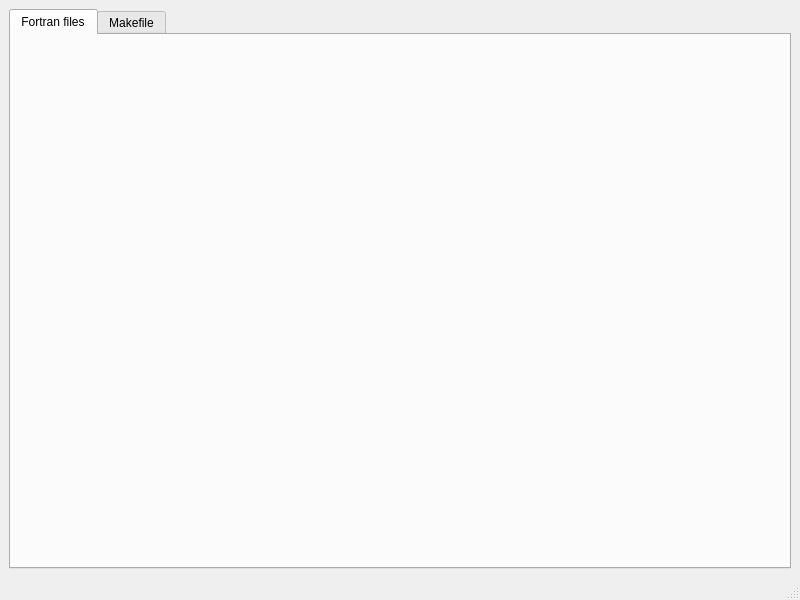
The window that fparser_GUI/GUI.ui (mramagu/Fortran-to-Python-Wrapper) describes before a commit, drawn with Qt 5.
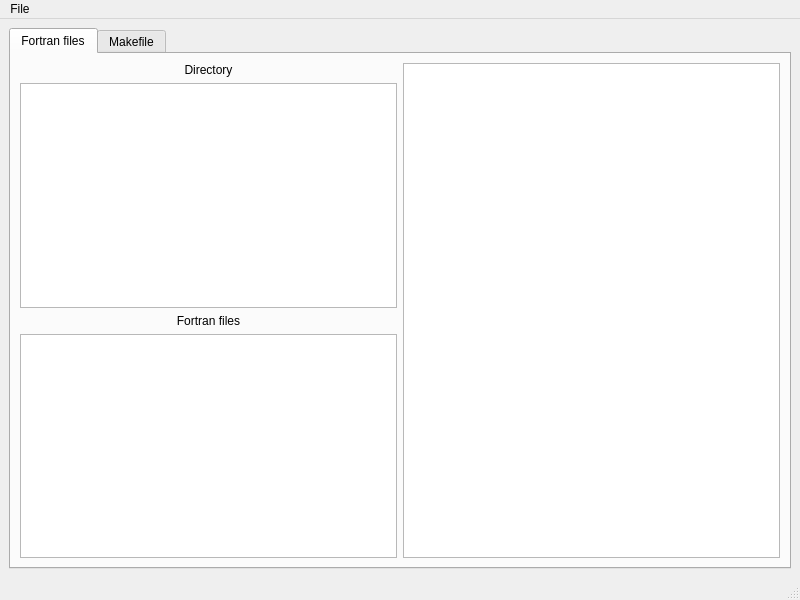
The same window after the commit.

```diff
--- a/fparser_GUI/GUI.ui
+++ b/fparser_GUI/GUI.ui
@@ -14,7 +14,7 @@
    <string>MainWindow</string>
   </property>
   <widget class="QWidget" name="centralwidget">
-   <layout class="QVBoxLayout" name="verticalLayout">
+   <layout class="QHBoxLayout" name="horizontalLayout">
     <item>
      <widget class="QTabWidget" name="tabWidget">
       <property name="currentIndex">
@@ -36,6 +36,52 @@
        <attribute name="title">
         <string>Fortran files</string>
        </attribute>
+       <layout class="QGridLayout" name="gridLayout_2">
+        <item row="0" column="0">
+         <layout class="QVBoxLayout" name="verticalLayout_2">
+          <item>
+           <widget class="QLabel" name="label_dir">
+            <property name="text">
+             <string>Directory</string>
+            </property>
+            <property name="alignment">
+             <set>Qt::AlignCenter</set>
+            </property>
+           </widget>
+          </item>
+          <item>
+           <widget class="QPlainTextEdit" name="plainTextEdit_dir"/>
+          </item>
+         </layout>
+        </item>
+        <item row="0" column="1" rowspan="2">
+         <widget class="QListWidget" name="listWidget_ffiles">
+          <property name="selectionMode">
+           <enum>QAbstractItemView::ExtendedSelection</enum>
+          </property>
+          <property name="viewMode">
+           <enum>QListView::ListMode</enum>
+          </property>
+         </widget>
+        </item>
+        <item row="1" column="0">
+         <layout class="QVBoxLayout" name="verticalLayout_3">
+          <item>
+           <widget class="QLabel" name="label_ffiles">
+            <property name="text">
+             <string>Fortran files</string>
+            </property>
+            <property name="alignment">
+             <set>Qt::AlignCenter</set>
+            </property>
+           </widget>
+          </item>
+          <item>
+           <widget class="QPlainTextEdit" name="plainTextEdit_ffiles"/>
+          </item>
+         </layout>
+        </item>
+       </layout>
       </widget>
       <widget class="QWidget" name="tab_makefile">
        <attribute name="title">
@@ -55,6 +101,14 @@
      <height>20</height>
     </rect>
    </property>
+   <widget class="QMenu" name="menuFile">
+    <property name="title">
+     <string>File</string>
+    </property>
+    <addaction name="actionOpen_Files"/>
+    <addaction name="actionOpen_Directory"/>
+   </widget>
+   <addaction name="menuFile"/>
   </widget>
   <widget class="QStatusBar" name="statusbar"/>
  </widget>
```
Left out of the diff: 10 changed lines with no effect on the pictures.
